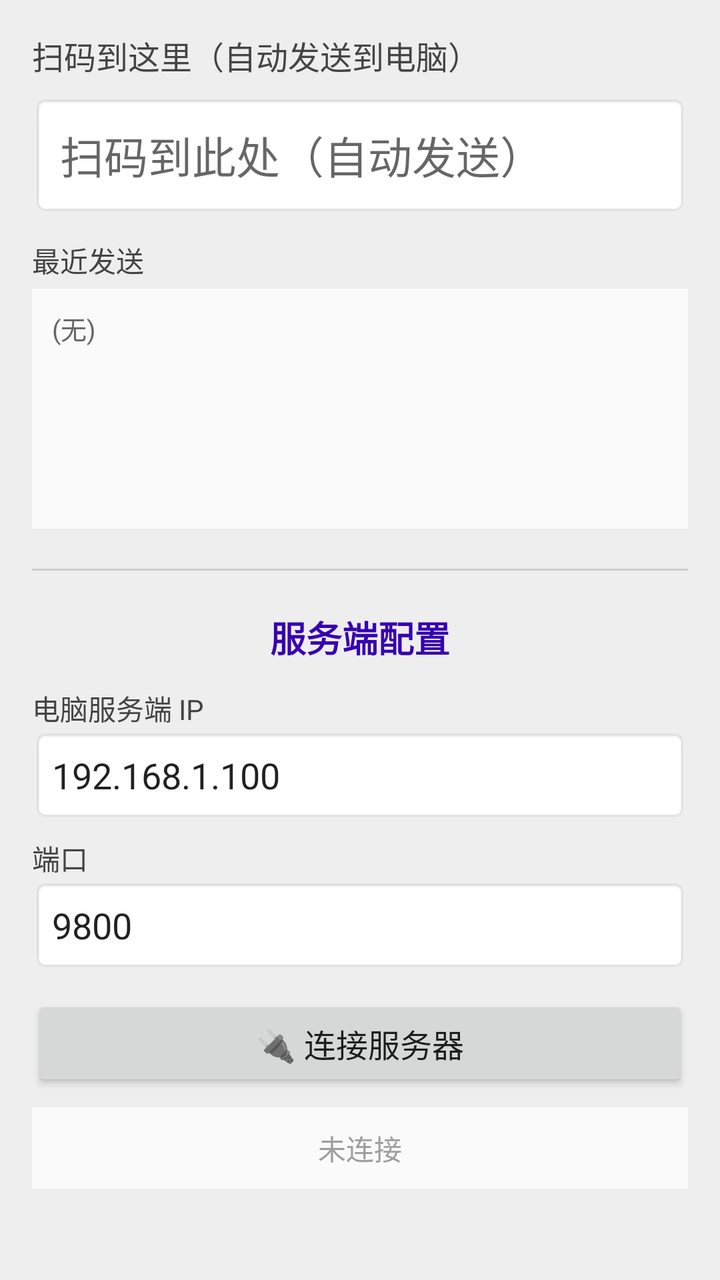
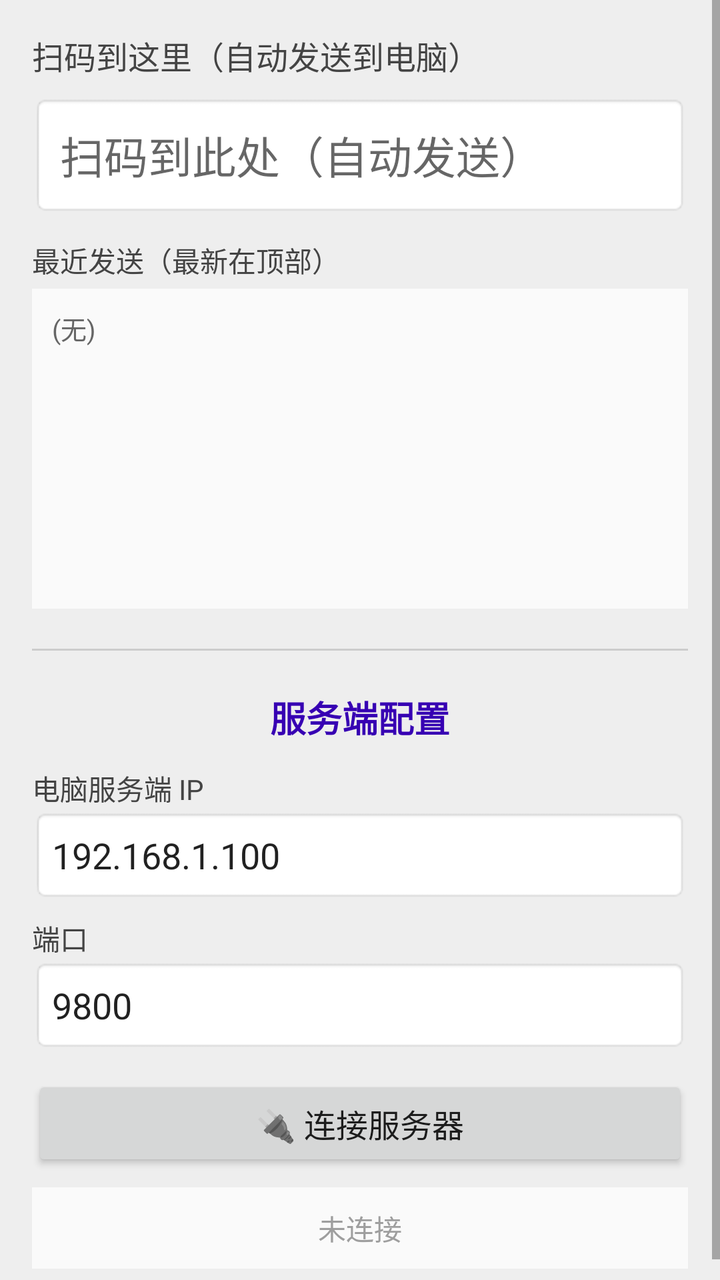

Compare the two renders of this Android layout. The source of the first and the diff that turns it into the second are given below.
<!-- AndroidManifest.xml: application theme Theme.SimpleScan -->
<!-- res/layout/activity_main.xml -->
<?xml version="1.0" encoding="utf-8"?>
<ScrollView xmlns:android="http://schemas.android.com/apk/res/android"
    android:layout_width="match_parent"
    android:layout_height="match_parent"
    android:background="#EEEEEE"
    android:fillViewport="true">

    <LinearLayout
        android:layout_width="match_parent"
        android:layout_height="wrap_content"
        android:orientation="vertical"
        android:padding="16dp">

        
        <TextView
            android:layout_width="match_parent"
            android:layout_height="wrap_content"
            android:text="扫码到这里（自动发送到电脑）"
            android:textColor="#444"
            android:textSize="16sp"
            android:layout_marginBottom="8dp" />

        <EditText
            android:id="@+id/etScan"
            android:layout_width="match_parent"
            android:layout_height="wrap_content"
            android:hint="@string/hint_scan_input"
            android:inputType="text"
            android:background="@android:drawable/editbox_background"
            android:padding="14dp"
            android:textSize="22sp"
            android:textCursorDrawable="@null"
            android:imeOptions="actionNone"
            android:singleLine="true" android:cursorVisible="true"
            android:focusable="true"
            android:focusableInTouchMode="true" />

        
        <TextView
            android:layout_width="match_parent"
            android:layout_height="wrap_content"
            android:layout_marginTop="12dp"
            android:text="最近发送"
            android:textColor="#444"
            android:textSize="14sp" />

        <TextView
            android:id="@+id/tvLog"
            android:layout_width="match_parent"
            android:layout_height="120dp"
            android:layout_marginTop="4dp"
            android:padding="10dp"
            android:background="#FAFAFA"
            android:scrollbars="vertical"
            android:text="(无)"
            android:textColor="#666"
            android:textSize="13sp"
            android:gravity="top"
            android:maxLines="100"
            android:ellipsize="none" />

        
        <View
            android:layout_width="match_parent"
            android:layout_height="1dp"
            android:layout_marginTop="20dp"
            android:layout_marginBottom="20dp"
            android:background="#CCCCCC" />

        
        <TextView
            android:layout_width="match_parent"
            android:layout_height="wrap_content"
            android:gravity="center"
            android:text="服务端配置"
            android:textColor="@color/purple_dark"
            android:textSize="18sp"
            android:textStyle="bold"
            android:layout_marginBottom="12dp" />

        
        <TextView
            android:layout_width="match_parent"
            android:layout_height="wrap_content"
            android:text="电脑服务端 IP"
            android:textColor="#444"
            android:textSize="14sp" />

        <EditText
            android:id="@+id/etServerIp"
            android:layout_width="match_parent"
            android:layout_height="wrap_content"
            android:hint="@string/hint_server_ip"
            android:inputType="text"
            android:digits="0123456789."
            android:maxLength="15"
            android:background="@android:drawable/editbox_background"
            android:padding="10dp"
            android:textSize="18sp"
            android:text="192.168.1.100" />

        
        <TextView
            android:layout_width="match_parent"
            android:layout_height="wrap_content"
            android:layout_marginTop="8dp"
            android:text="端口"
            android:textColor="#444"
            android:textSize="14sp" />

        <EditText
            android:id="@+id/etServerPort"
            android:layout_width="match_parent"
            android:layout_height="wrap_content"
            android:hint="@string/hint_server_port"
            android:inputType="number"
            android:maxLength="5"
            android:background="@android:drawable/editbox_background"
            android:padding="10dp"
            android:textSize="18sp"
            android:text="9800" />

        
        <Button
            android:id="@+id/btnConnect"
            android:layout_width="match_parent"
            android:layout_height="wrap_content"
            android:layout_marginTop="12dp"
            android:text="@string/btn_connect"
            android:textSize="16sp" />

        
        <TextView
            android:id="@+id/tvStatus"
            android:layout_width="match_parent"
            android:layout_height="wrap_content"
            android:layout_marginTop="8dp"
            android:padding="10dp"
            android:text="@string/status_disconnected"
            android:textColor="@color/status_disconnected"
            android:textSize="14sp"
            android:gravity="center"
            android:background="#FAFAFA" />

    </LinearLayout>
</ScrollView>
<!-- resources referenced by this layout -->
<resources>
  <color name="purple_dark">#3700B3</color>
  <color name="status_disconnected">#9E9E9E</color>
  <string name="btn_connect">🔌 连接服务器</string>
  <string name="hint_scan_input">扫码到此处（自动发送）</string>
  <string name="hint_server_ip">服务器IP（电脑内网IP）</string>
  <string name="hint_server_port">端口</string>
  <string name="status_disconnected">未连接</string>
  <style name="Theme.SimpleScan" parent="Theme.AppCompat.Light.NoActionBar">
          <item name="colorPrimary">@color/purple</item>
          <item name="colorPrimaryDark">@color/purple_dark</item>
          <item name="colorAccent">@color/teal</item>
          <item name="android:statusBarColor" tools:targetApi="21">@color/purple_dark</item>
      </style>
  <color name="purple">#6200EE</color>
  <color name="teal">#03DAC5</color>
</resources>

<!-- the commit's change to res/layout/activity_main.xml (unified diff, before → after) -->
@@ -40,23 +40,27 @@
             android:layout_width="match_parent"
             android:layout_height="wrap_content"
             android:layout_marginTop="12dp"
-            android:text="最近发送"
+            android:text="最近发送（最新在顶部）"
             android:textColor="#444"
             android:textSize="14sp" />
 
         <TextView
             android:id="@+id/tvLog"
             android:layout_width="match_parent"
-            android:layout_height="120dp"
+            android:layout_height="160dp"
             android:layout_marginTop="4dp"
             android:padding="10dp"
             android:background="#FAFAFA"
             android:scrollbars="vertical"
+            android:scrollbarFadeDuration="0"
+            android:scrollbarDefaultDelayBeforeFade="0"
+            android:scrollbarSize="8dp"
+            android:fadeScrollbars="false"
             android:text="(无)"
             android:textColor="#666"
             android:textSize="13sp"
             android:gravity="top"
-            android:maxLines="100"
+            android:singleLine="false"
             android:ellipsize="none" />
 
         
